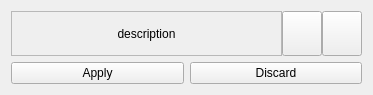
Above: src/gui/designer/dlgCfgNSCode.ui from punesemu/puNES before the change. Below: the same form after it.
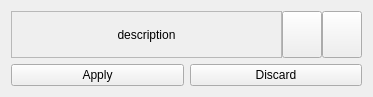
That is the form after the change. Icons and pictures are not drawn. Custom widgets are drawn as their Qt base class.

Commit message: Started converting mainWindow to wdgTitleBarWindow and fixed several layout management issues.

Diff of the .ui file:
```diff
--- a/src/gui/designer/dlgCfgNSCode.ui
+++ b/src/gui/designer/dlgCfgNSCode.ui
@@ -13,10 +13,7 @@
   <property name="windowTitle">
    <string notr="true">dlgCfgNSCode</string>
   </property>
-  <layout class="QVBoxLayout" name="verticalLayout_dlgCfgNSCode" stretch="1,0">
-   <property name="sizeConstraint">
-    <enum>QLayout::SetFixedSize</enum>
-   </property>
+  <layout class="QVBoxLayout" name="verticalLayout_dlgCfgNSCode">
    <item>
     <layout class="QHBoxLayout" name="horizontalLayout_Desc">
      <property name="spacing">
```
The commit also changes 61 other files.
